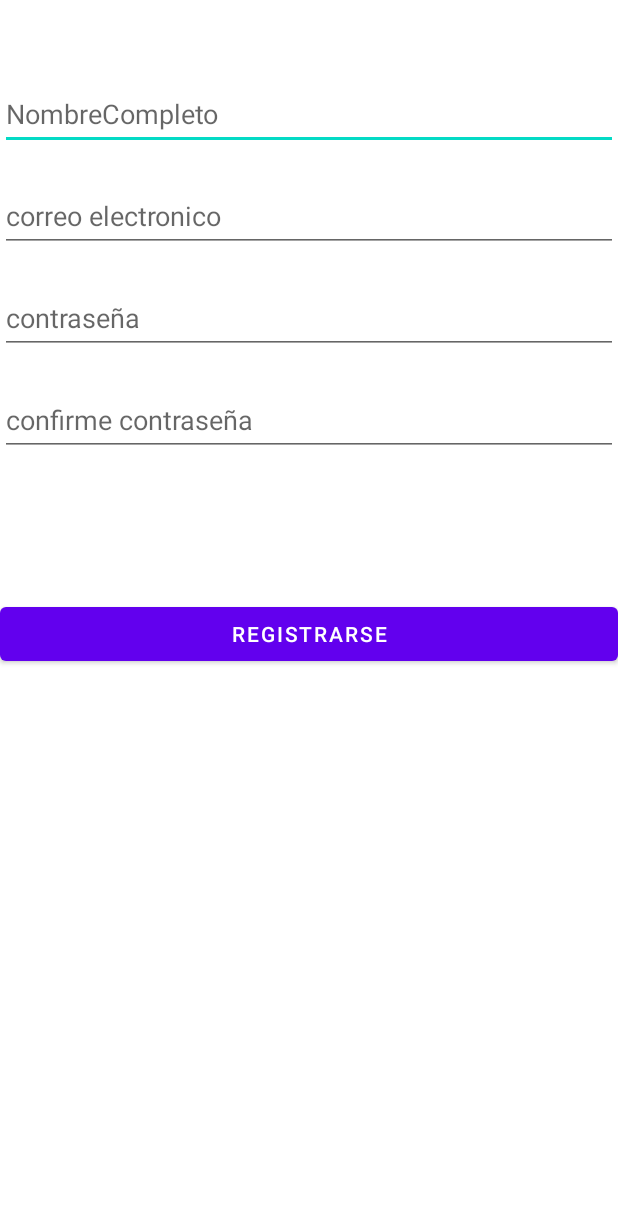
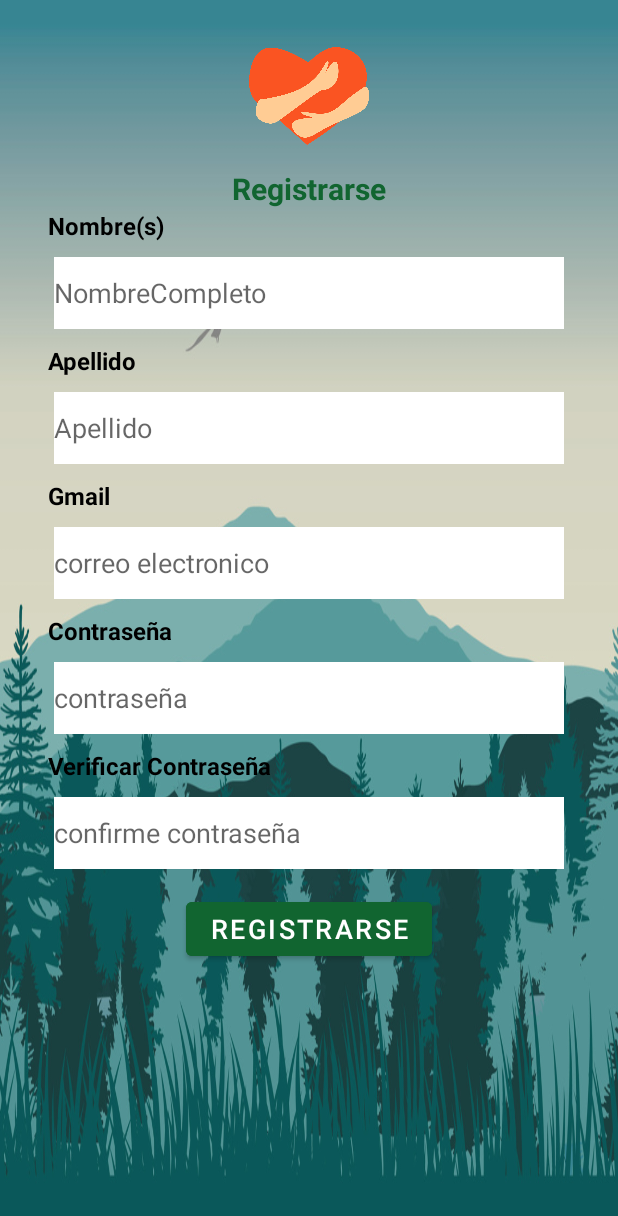
Before and after one commit to shekka12/AwichuPilfrut, an Android app: the RegisterActivity screen opened directly, with no data from a screen before it, on a phone screen of 412 x 824 dp. Shown: the top 1216 px of the screen. Run offline under Robolectric (Android 15) with nearby library versions, the light colour scheme and no system bars; our stand-ins replace Firebase (no records; nobody signed in at launch, a user with empty details on screens opened directly).

Commit message:
Se actualizò el diseño de las pantallas

```diff
--- a/app/src/main/java/com/umss/awichu/presentation/login/view/MainActivity.kt
+++ b/app/src/main/java/com/umss/awichu/presentation/login/view/MainActivity.kt
@@ -23,7 +23,7 @@ class MainActivity : BaseActivity(), LoginContract.loginView {
 
     override fun onCreate(savedInstanceState: Bundle?) {
         super.onCreate(savedInstanceState)
-        //setContentView(R.layout.activity_main)
+        setContentView(R.layout.activity_main) //Parametro para visualizar imagenes en la pantalla de Log
         presenter = LoginPresenter(SignInInteractorImpl())
         presenter.attachView(this)
         btn_signIn.setOnClickListener {
--- a/app/src/main/res/layout/activity_main.xml
+++ b/app/src/main/res/layout/activity_main.xml
@@ -1,48 +1,75 @@
 <?xml version="1.0" encoding="utf-8"?>
-<androidx.constraintlayout.widget.ConstraintLayout
+<LinearLayout
 
 		xmlns:android="http://schemas.android.com/apk/res/android"
 		xmlns:tools="http://schemas.android.com/tools"
 		xmlns:app="http://schemas.android.com/apk/res-auto"
 		android:layout_width="match_parent"
 		android:layout_height="match_parent"
+		android:orientation="vertical"
+		android:background="@drawable/fondo1"
 		tools:context=".presentation.login.view.MainActivity">
 
+	<ImageView
+			android:layout_width="200dp"
+			android:layout_height="90dp"
+			android:layout_marginTop="16dp"
+			android:layout_gravity="center"
+			app:srcCompat="@drawable/awichu"
+			android:id="@+id/tituloAwichu"/>
+	<ImageView
+			android:layout_width="160dp"
+			android:layout_height="200dp"
+			android:layout_gravity="center"
+			android:layout_marginTop="16dp"
+			app:srcCompat="@drawable/logo2"
+			android:id="@+id/imageView9"/>
 	<EditText
 
-			android:layout_width="wrap_content"
+			android:layout_width="340dp"
 			android:layout_height="wrap_content"
+			android:layout_gravity="center"
+			android:background="@color/white"
 			android:inputType="textPersonName"
 			android:ems="10"
 			android:hint="@string/correo_electronico"
 			android:id="@+id/etx_email"
-			app:layout_constraintStart_toStartOf="parent" app:layout_constraintEnd_toEndOf="parent"
-			app:layout_constraintTop_toTopOf="parent" android:layout_marginTop="208dp"
-			app:layout_constraintHorizontal_bias="0.497" android:minHeight="48dp"
+			app:layout_constraintStart_toStartOf="parent"
+			app:layout_constraintEnd_toEndOf="parent"
+			app:layout_constraintTop_toTopOf="parent"
+			android:layout_marginTop="32dp"
+			app:layout_constraintHorizontal_bias="0.497"
+			android:minHeight="48dp"
 			tools:ignore="Autofill,HardcodedText"/>
-
 	<EditText
-
-			android:layout_width="wrap_content"
+			android:layout_width="340dp"
 			android:layout_height="wrap_content"
+			android:layout_marginTop="32dp"
+			android:background="@color/white"
+			android:layout_gravity="center"
 			android:inputType="textPassword"
 			android:ems="10"
 			android:hint="@string/contrase_a"
 			android:id="@+id/etx_password"
-			app:layout_constraintEnd_toEndOf="parent" app:layout_constraintStart_toStartOf="parent"
-			app:layout_constraintTop_toBottomOf="@+id/etx_email" android:minHeight="48dp" tools:ignore="Autofill"/>
+			app:layout_constraintEnd_toEndOf="parent"
+			app:layout_constraintStart_toStartOf="parent"
+			app:layout_constraintTop_toBottomOf="@+id/etx_email"
+			android:minHeight="48dp" tools:ignore="Autofill"/>
 	<Button
-
 			android:text="iniciar sesion"
-			android:layout_width="wrap_content"
+			android:layout_width="340dp"
 			android:layout_height="wrap_content"
+			android:layout_gravity="center"
+			android:backgroundTint="#05445E"
+			android:textColor="@color/white"
 			android:id="@+id/btn_signIn"
 			app:layout_constraintTop_toBottomOf="@+id/etx_password"
-			app:layout_constraintStart_toStartOf="parent" app:layout_constraintEnd_toEndOf="parent"
-			android:layout_marginTop="84dp" app:layout_constraintHorizontal_bias="0.498"/>
+			app:layout_constraintStart_toStartOf="parent"
+			app:layout_constraintEnd_toEndOf="parent"
+			android:layout_marginTop="32dp"
+			app:layout_constraintHorizontal_bias="0.498"/>
 
 	<ProgressBar
-
 			style="?android:attr/progressBarStyle"
 			android:layout_width="20dp"
 			android:layout_height="50dp"
@@ -58,11 +85,13 @@
 			android:text="registrarse"
 			android:layout_width="wrap_content"
 			android:layout_height="wrap_content"
+			android:layout_gravity="center"
+			android:backgroundTint="#116530"
+			android:textColor="@color/white"
 			android:id="@+id/buttonSignUp"
 			app:layout_constraintTop_toBottomOf="@+id/btn_signIn"
 			app:layout_constraintStart_toStartOf="parent"
 			app:layout_constraintEnd_toEndOf="parent"
-			android:layout_marginTop="28dp"
+			android:layout_marginTop="32dp"
 			app:layout_constraintHorizontal_bias="0.498"/>
-
-</androidx.constraintlayout.widget.ConstraintLayout>
+</LinearLayout>
--- a/app/src/main/res/layout/activity_register.xml
+++ b/app/src/main/res/layout/activity_register.xml
@@ -1,71 +1,178 @@
 <?xml version="1.0" encoding="utf-8"?>
-<androidx.constraintlayout.widget.ConstraintLayout
+<LinearLayout
         xmlns:android="http://schemas.android.com/apk/res/android"
         xmlns:tools="http://schemas.android.com/tools"
         xmlns:app="http://schemas.android.com/apk/res-auto"
         android:layout_width="match_parent"
         android:layout_height="match_parent"
+        android:orientation="vertical"
+        android:background="@drawable/fondo1"
         tools:context=".presentation.registro.view.RegisterActivity">
 
+    <ImageView
+            android:layout_width="80dp"
+            android:layout_height="80dp"
+            app:srcCompat="@drawable/corazon"
+            android:id="@+id/icono2"
+            android:layout_marginTop="24dp"
+            android:layout_gravity="center"/>
+    <TextView
+            android:text="Registrarse"
+            android:layout_width="wrap_content"
+            android:layout_height="wrap_content"
+            android:id="@+id/tituloR"
+            android:layout_gravity="center"
+            android:layout_marginTop="8dp"
+            android:textStyle="bold"
+            android:textColor="#116530"
+            android:textSize="20dp"
+    />
+    <TextView
+            android:text="Nombre(s)"
+            android:textSize="16dp"
+            android:textStyle="bold"
+            android:textColor="@color/black"
+            android:layout_width="wrap_content"
+            android:layout_height="wrap_content"
+            android:layout_marginLeft="32dp"
+            android:id="@+id/textView"/>
     <EditText
-            android:layout_width="match_parent"
+            android:layout_width="340dp"
             android:layout_height="wrap_content"
+            android:layout_gravity="center"
+            android:background="@color/white"
             android:inputType="textPersonName"
             android:hint="@string/nombrecompleto"
             android:ems="10"
             android:id="@+id/etx_fullname"
             app:layout_constraintStart_toStartOf="parent"
             app:layout_constraintEnd_toEndOf="parent"
-            app:layout_constraintTop_toTopOf="parent" android:layout_marginTop="52dp"
-            app:layout_constraintHorizontal_bias="0.497" android:minHeight="48dp"/>
+            app:layout_constraintTop_toTopOf="parent"
+            android:layout_marginTop="10dp"
+            app:layout_constraintHorizontal_bias="0.497"
+            android:minHeight="48dp"/>
+    <TextView
+            android:text="Apellido"
+            android:layout_width="wrap_content"
+            android:layout_height="wrap_content"
+            android:layout_marginLeft="32dp"
+            android:layout_marginTop="10dp"
+            android:textStyle="bold"
+            android:textColor="@color/black"
+            android:textSize="16dp"
+            android:id="@+id/textView2"/>
     <EditText
-            android:layout_width="match_parent"
+            android:id="@+id/etx_lastname"
+            android:layout_width="340dp"
             android:layout_height="wrap_content"
+            android:layout_gravity="center"
+            android:background="@color/white"
+            android:minHeight="48dp"
+            android:layout_marginTop="10dp"
+            android:hint="Apellido"
+    />
+    <TextView
+            android:text="Gmail"
+            android:layout_width="wrap_content"
+            android:layout_height="wrap_content"
+            android:layout_marginTop="10dp"
+            android:layout_marginLeft="32dp"
+            android:textSize="16dp"
+            android:textStyle="bold"
+            android:textColor="@color/black"
+            android:id="@+id/textView3"/>
+    <EditText
+            android:layout_width="340dp"
+            android:layout_height="wrap_content"
+            android:layout_gravity="center"
+            android:background="@color/white"
             android:inputType="textEmailAddress"
             android:hint="@string/correo_electronico"
             android:ems="10"
             android:id="@+id/etx_emailRegistro"
             app:layout_constraintTop_toBottomOf="@+id/etx_fullname"
-            app:layout_constraintEnd_toEndOf="parent" app:layout_constraintStart_toStartOf="parent"
-            app:layout_constraintHorizontal_bias="0.497" android:minHeight="48dp" android:layout_marginTop="20dp"/>
-    <EditText
+            app:layout_constraintEnd_toEndOf="parent"
+            app:layout_constraintStart_toStartOf="parent"
+            app:layout_constraintHorizontal_bias="0.497"
+            android:minHeight="48dp"
+            android:layout_marginTop="10dp"/>
+    <TextView
+            android:text="Contraseña"
             android:layout_width="match_parent"
             android:layout_height="wrap_content"
+            android:layout_marginTop="10dp"
+            android:layout_marginLeft="32dp"
+            android:textStyle="bold"
+            android:textColor="@color/black"
+            android:textSize="16dp"
+            android:id="@+id/textView4"/>
+    <EditText
+            android:layout_width="340dp"
+            android:layout_height="wrap_content"
+            android:layout_gravity="center"
+            android:background="@color/white"
             android:inputType="textPassword"
             android:hint="@string/contrase_a"
             android:ems="10"
             android:id="@+id/etx_passwordRegistro"
             app:layout_constraintTop_toBottomOf="@+id/etx_emailRegistro"
-            app:layout_constraintStart_toStartOf="parent" app:layout_constraintEnd_toEndOf="parent"
-            app:layout_constraintHorizontal_bias="0.497" android:minHeight="48dp" android:layout_marginTop="20dp"/>
-    <Button
-            android:text="registrarse"
+            app:layout_constraintStart_toStartOf="parent"
+            app:layout_constraintEnd_toEndOf="parent"
+            app:layout_constraintHorizontal_bias="0.497"
+            android:minHeight="48dp"
+            android:layout_marginTop="10dp"/>
+    <TextView
+            android:text="Verificar Contraseña"
             android:layout_width="match_parent"
             android:layout_height="wrap_content"
-            android:id="@+id/buttonRegistro"
-            app:layout_constraintEnd_toEndOf="parent"
-            app:layout_constraintStart_toStartOf="parent" app:layout_constraintBottom_toBottomOf="parent"
-            app:layout_constraintTop_toBottomOf="@+id/etx_passwordRegistro2"
-            app:layout_constraintHorizontal_bias="0.498" app:layout_constraintVertical_bias="0.20"/>
+            android:layout_marginTop="10dp"
+            android:layout_marginLeft="32dp"
+            android:textSize="16dp"
+            android:textColor="@color/black"
+            android:textStyle="bold"
+            android:id="@+id/textView5"/>
     <EditText
-            android:layout_width="match_parent"
+            android:layout_width="340dp"
             android:layout_height="wrap_content"
+            android:layout_gravity="center"
+            android:background="@color/white"
             android:inputType="textPassword"
             android:hint="@string/confirme_contrase_a"
             android:ems="10"
             android:id="@+id/etx_passwordRegistro2"
-            app:layout_constraintEnd_toEndOf="parent" app:layout_constraintStart_toStartOf="parent"
-            app:layout_constraintTop_toBottomOf="@+id/etx_passwordRegistro" android:layout_marginTop="20dp"
-            app:layout_constraintHorizontal_bias="0.497" android:minHeight="48dp"
+            app:layout_constraintEnd_toEndOf="parent"
+            app:layout_constraintStart_toStartOf="parent"
+            app:layout_constraintTop_toBottomOf="@+id/etx_passwordRegistro"
+            android:layout_marginTop="10dp"
+            app:layout_constraintHorizontal_bias="0.497"
+            android:minHeight="48dp"
             tools:ignore="TextContrastCheck"/>
+    <Button
+            android:text="registrarse"
+            android:textSize="18dp"
+            android:layout_width="wrap_content"
+            android:layout_height="wrap_content"
+            android:layout_gravity="center"
+            android:layout_margin="16dp"
+            android:id="@+id/buttonRegistro"
+            android:backgroundTint="#116530"
+            app:layout_constraintEnd_toEndOf="parent"
+            app:layout_constraintStart_toStartOf="parent"
+            app:layout_constraintBottom_toBottomOf="parent"
+            app:layout_constraintTop_toBottomOf="@+id/etx_passwordRegistro2"
+            app:layout_constraintHorizontal_bias="0.498"
+            app:layout_constraintVertical_bias="0.20"/>
     <ProgressBar
             style="?android:attr/progressBarStyle"
             android:layout_width="wrap_content"
             android:layout_height="wrap_content"
             android:elevation="2dp"
             android:visibility="gone"
-            app:layout_constraintStart_toStartOf="parent" app:layout_constraintEnd_toEndOf="parent"
-            android:id="@+id/progressSignUp" app:layout_constraintTop_toBottomOf="@+id/etx_passwordRegistro2"
-            android:layout_marginTop="48dp" app:layout_constraintHorizontal_bias="0.498"/>
+            app:layout_constraintStart_toStartOf="parent"
+            app:layout_constraintEnd_toEndOf="parent"
+            android:id="@+id/progressSignUp"
+            app:layout_constraintTop_toBottomOf="@+id/etx_passwordRegistro2"
+            android:layout_marginTop="48dp"
+            app:layout_constraintHorizontal_bias="0.498"/>
 
-</androidx.constraintlayout.widget.ConstraintLayout>
+</LinearLayout>
--- a/app/src/main/res/values/themes.xml
+++ b/app/src/main/res/values/themes.xml
@@ -4,7 +4,7 @@
            parent="Theme.MaterialComponents.DayNight.NoActionBar">
         <!-- Primary brand color. -->
         <item name="colorPrimary">@color/purple_500</item>
-        <item name="colorPrimaryVariant">@color/purple_700</item>
+        <item name="colorPrimaryVariant">@color/black</item>
         <item name="colorOnPrimary">@color/white</item>
         <!-- Secondary brand color. -->
         <item name="colorSecondary">@color/teal_200</item>
```
